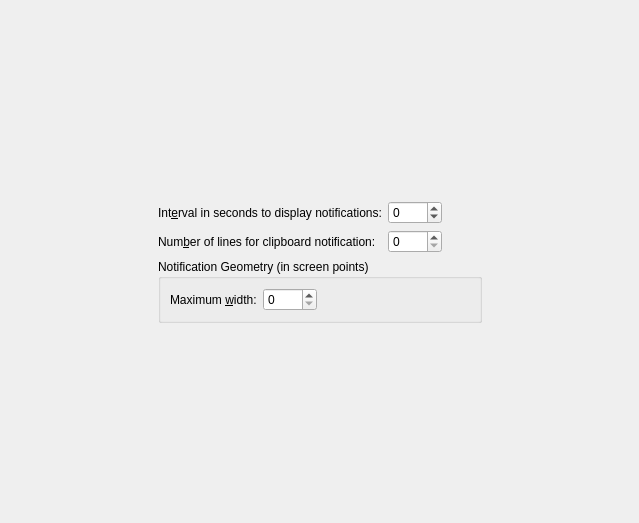
The window that src/ui/configtabnotifications.ui (hluk/CopyQ) describes before a commit, drawn with Qt 5.
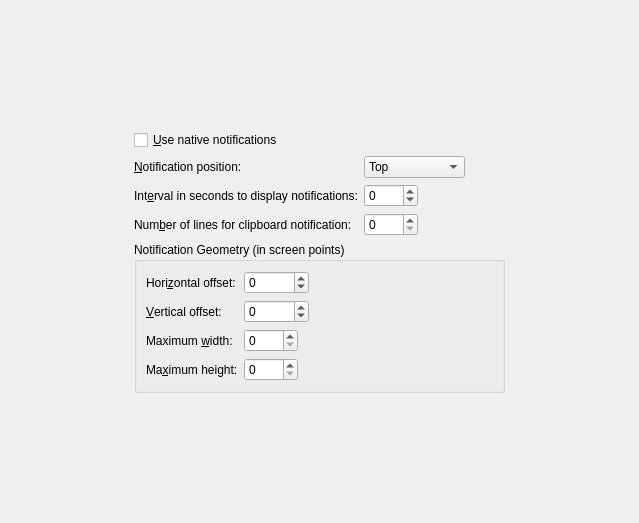
The same window after the commit.

Commit message:
Allow to use non-native notifications
Avoid using native notifications on unsupported Windows 7.

Patch:
```diff
--- a/src/ui/configtabnotifications.ui
+++ b/src/ui/configtabnotifications.ui
@@ -59,7 +59,71 @@
         <property name="fieldGrowthPolicy">
          <enum>QFormLayout::AllNonFixedFieldsGrow</enum>
         </property>
-        <item row="0" column="0">
+        <item row="1" column="0">
+         <widget class="QLabel" name="label_8">
+          <property name="text">
+           <string>&amp;Notification position:</string>
+          </property>
+          <property name="buddy">
+           <cstring>comboBoxNotificationPosition</cstring>
+          </property>
+         </widget>
+        </item>
+        <item row="1" column="1">
+         <layout class="QHBoxLayout" name="horizontalLayout_10">
+          <item>
+           <widget class="QComboBox" name="comboBoxNotificationPosition">
+            <property name="toolTip">
+             <string>Position on screen for notifications</string>
+            </property>
+            <item>
+             <property name="text">
+              <string>Top</string>
+             </property>
+            </item>
+            <item>
+             <property name="text">
+              <string>Bottom</string>
+             </property>
+            </item>
+            <item>
+             <property name="text">
+              <string>Top Right</string>
+             </property>
+            </item>
+            <item>
+             <property name="text">
+              <string>Bottom Right</string>
+             </property>
+            </item>
+            <item>
+             <property name="text">
+              <string>Bottom Left</string>
+             </property>
+            </item>
+            <item>
+             <property name="text">
+              <string>Top Left</string>
+             </property>
+            </item>
+           </widget>
+          </item>
+          <item>
+           <spacer name="horizontalSpacer_10">
+            <property name="orientation">
+             <enum>Qt::Horizontal</enum>
+            </property>
+            <property name="sizeHint" stdset="0">
+             <size>
+              <width>40</width>
+              <height>20</height>
+             </size>
+            </property>
+           </spacer>
+          </item>
+         </layout>
+        </item>
+        <item row="2" column="0">
          <widget class="QLabel" name="label_25">
           <property name="text">
            <string>Int&amp;erval in seconds to display notifications:</string>
@@ -69,7 +133,7 @@
           </property>
          </widget>
         </item>
-        <item row="0" column="1">
+        <item row="2" column="1">
          <layout class="QHBoxLayout" name="horizontalLayout_9">
           <item>
            <widget class="QSpinBox" name="spinBoxNotificationPopupInterval">
@@ -103,7 +167,7 @@
           </item>
          </layout>
         </item>
-        <item row="1" column="0">
+        <item row="3" column="0">
          <widget class="QLabel" name="label_12">
           <property name="text">
            <string>Num&amp;ber of lines for clipboard notification:</string>
@@ -113,7 +177,7 @@
           </property>
          </widget>
         </item>
-        <item row="1" column="1">
+        <item row="3" column="1">
          <layout class="QHBoxLayout" name="horizontalLayout_11">
           <item>
            <widget class="QSpinBox" name="spinBoxClipboardNotificationLines">
@@ -142,6 +206,13 @@
           </item>
          </layout>
         </item>
+        <item row="0" column="0">
+         <widget class="QCheckBox" name="checkBoxUseNativeNotifications">
+          <property name="text">
+           <string>&amp;Use native notifications</string>
+          </property>
+         </widget>
+        </item>
        </layout>
       </item>
       <item>
@@ -151,6 +222,86 @@
         </property>
         <layout class="QFormLayout" name="formLayout_4">
          <item row="0" column="0">
+          <widget class="QLabel" name="label_7">
+           <property name="text">
+            <string>Hori&amp;zontal offset:</string>
+           </property>
+           <property name="buddy">
+            <cstring>spinBoxNotificationHorizontalOffset</cstring>
+           </property>
+          </widget>
+         </item>
+         <item row="0" column="1">
+          <layout class="QHBoxLayout" name="horizontalLayout_19">
+           <item>
+            <widget class="QSpinBox" name="spinBoxNotificationHorizontalOffset">
+             <property name="toolTip">
+              <string>Notification distance from left or right screen edge in screen points</string>
+             </property>
+             <property name="minimum">
+              <number>-99999</number>
+             </property>
+             <property name="maximum">
+              <number>99999</number>
+             </property>
+            </widget>
+           </item>
+           <item>
+            <spacer name="horizontalSpacer_19">
+             <property name="orientation">
+              <enum>Qt::Horizontal</enum>
+             </property>
+             <property name="sizeHint" stdset="0">
+              <size>
+               <width>40</width>
+               <height>20</height>
+              </size>
+             </property>
+            </spacer>
+           </item>
+          </layout>
+         </item>
+         <item row="1" column="0">
+          <widget class="QLabel" name="label_10">
+           <property name="text">
+            <string>&amp;Vertical offset:</string>
+           </property>
+           <property name="buddy">
+            <cstring>spinBoxNotificationVerticalOffset</cstring>
+           </property>
+          </widget>
+         </item>
+         <item row="1" column="1">
+          <layout class="QHBoxLayout" name="horizontalLayout_20">
+           <item>
+            <widget class="QSpinBox" name="spinBoxNotificationVerticalOffset">
+             <property name="toolTip">
+              <string>Notification distance from top or bottom screen edge in screen points</string>
+             </property>
+             <property name="minimum">
+              <number>-99999</number>
+             </property>
+             <property name="maximum">
+              <number>99999</number>
+             </property>
+            </widget>
+           </item>
+           <item>
+            <spacer name="horizontalSpacer_20">
+             <property name="orientation">
+              <enum>Qt::Horizontal</enum>
+             </property>
+             <property name="sizeHint" stdset="0">
+              <size>
+               <width>40</width>
+               <height>20</height>
+              </size>
+             </property>
+            </spacer>
+           </item>
+          </layout>
+         </item>
+         <item row="2" column="0">
           <widget class="QLabel" name="label_13">
            <property name="text">
             <string>Maximum &amp;width:</string>
@@ -160,7 +311,7 @@
            </property>
           </widget>
          </item>
-         <item row="0" column="1">
+         <item row="2" column="1">
           <layout class="QHBoxLayout" name="horizontalLayout_21">
            <item>
             <widget class="QSpinBox" name="spinBoxNotificationMaximumWidth">
@@ -187,6 +338,43 @@
            </item>
           </layout>
          </item>
+         <item row="3" column="0">
+          <widget class="QLabel" name="label_14">
+           <property name="text">
+            <string>Ma&amp;ximum height:</string>
+           </property>
+           <property name="buddy">
+            <cstring>spinBoxNotificationMaximumHeight</cstring>
+           </property>
+          </widget>
+         </item>
+         <item row="3" column="1">
+          <layout class="QHBoxLayout" name="horizontalLayout_22">
+           <item>
+            <widget class="QSpinBox" name="spinBoxNotificationMaximumHeight">
+             <property name="toolTip">
+              <string>Maximum height for notification in screen points</string>
+             </property>
+             <property name="maximum">
+              <number>9999</number>
+             </property>
+            </widget>
+           </item>
+           <item>
+            <spacer name="horizontalSpacer_22">
+             <property name="orientation">
+              <enum>Qt::Horizontal</enum>
+             </property>
+             <property name="sizeHint" stdset="0">
+              <size>
+               <width>40</width>
+               <height>20</height>
+              </size>
+             </property>
+            </spacer>
+           </item>
+          </layout>
+         </item>
         </layout>
        </widget>
       </item>
```
The commit also changes 23 other files.
